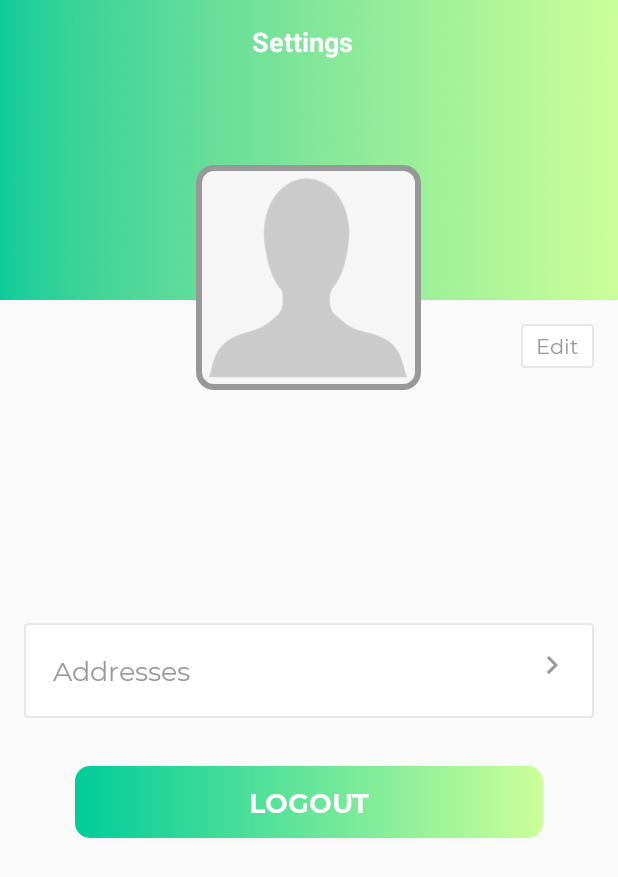
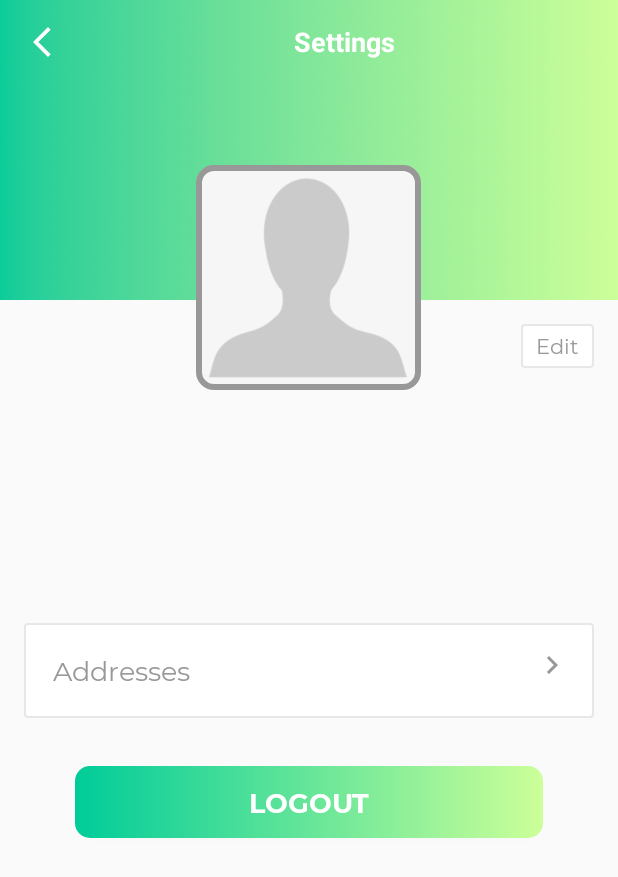
Before and after one commit to ArshiaSali/OfferMaze, an Android app: the SettingsActivity screen opened directly, with no data from a screen before it, on a phone screen of 412 x 824 dp. Shown: the top 877 px of the screen. Run offline under Robolectric (Android 15) with nearby library versions, the phone set to English and light mode, and no system bars; our stand-ins replace Firebase (no records; nobody signed in at launch, a user with empty details on screens opened directly); 7 statements that could not run were skipped.

Commit message:
Settings Screen data population from database

```diff
--- a/app/src/main/java/sjsu/cmpe277arshia/offermaze/database/FireStoreClass.kt
+++ b/app/src/main/java/sjsu/cmpe277arshia/offermaze/database/FireStoreClass.kt
@@ -12,11 +12,8 @@ import com.google.firebase.firestore.SetOptions
 import com.google.firebase.storage.FirebaseStorage
 import com.google.firebase.storage.StorageReference
 import sjsu.cmpe277arshia.offermaze.models.Product
-import sjsu.cmpe277arshia.offermaze.ui.activities.LoginActivity
-import sjsu.cmpe277arshia.offermaze.ui.activities.RegisterActivity
-import sjsu.cmpe277arshia.offermaze.ui.activities.UserProfileActivity
 import sjsu.cmpe277arshia.offermaze.models.User
-import sjsu.cmpe277arshia.offermaze.ui.activities.AddProductActivity
+import sjsu.cmpe277arshia.offermaze.ui.activities.*
 import sjsu.cmpe277arshia.offermaze.ui.fragments.DashboardFragment
 import sjsu.cmpe277arshia.offermaze.ui.fragments.ProductsFragment
 import sjsu.cmpe277arshia.offermaze.utils.Constants
@@ -83,6 +80,9 @@ class FireStoreClass {
                 when (activity) {
                     is LoginActivity -> {
                         activity.userLoggedInSuccess(user)
+                    }
+                    is SettingsActivity -> {
+                        activity.userDetailsSuccess(user)
                     }
                 }
             }
--- a/app/src/main/java/sjsu/cmpe277arshia/offermaze/ui/activities/SettingsActivity.kt
+++ b/app/src/main/java/sjsu/cmpe277arshia/offermaze/ui/activities/SettingsActivity.kt
@@ -2,11 +2,49 @@ package sjsu.cmpe277arshia.offermaze.ui.activities
 
 import androidx.appcompat.app.AppCompatActivity
 import android.os.Bundle
+import kotlinx.android.synthetic.main.activity_settings.*
 import sjsu.cmpe277arshia.offermaze.R
+import sjsu.cmpe277arshia.offermaze.database.FireStoreClass
+import sjsu.cmpe277arshia.offermaze.models.User
+import sjsu.cmpe277arshia.offermaze.utils.GlideLoader
 
-class SettingsActivity : AppCompatActivity() {
+class SettingsActivity : BaseActivity() {
     override fun onCreate(savedInstanceState: Bundle?) {
         super.onCreate(savedInstanceState)
         setContentView(R.layout.activity_settings)
+        setupActionBar()
+    }
+
+    private fun setupActionBar() {
+
+        setSupportActionBar(toolbar_settings_activity)
+
+        val actionBar = supportActionBar
+        if (actionBar != null) {
+            actionBar.setDisplayHomeAsUpEnabled(true)
+            actionBar.setHomeAsUpIndicator(R.drawable.ic_vector_back_button)
+        }
+
+        toolbar_settings_activity.setNavigationOnClickListener { onBackPressed() }
+    }
+
+    private fun getUserDetails() {
+        FireStoreClass().getUserDetails(this)
+    }
+
+    fun userDetailsSuccess(user: User) {
+
+        // Load the image using the Glide Loader class.
+        GlideLoader(this@SettingsActivity).loadUserPicture(user.image, iv_user_photo)
+
+        tv_name.text = "${user.firstName} ${user.lastName}"
+        tv_gender.text = user.gender
+        tv_email.text = user.email
+        tv_mobile_number.text = "${user.mobile}"
+    }
+
+    override fun onResume() {
+        super.onResume()
+        getUserDetails()
     }
 }
--- /dev/null
+++ b/app/src/main/res/drawable/ic_vector_back_button.xml
@@ -0,0 +1,5 @@
+<vector android:height="24dp" android:tint="#FFFFFF"
+    android:viewportHeight="24" android:viewportWidth="24"
+    android:width="24dp" xmlns:android="http://schemas.android.com/apk/res/android">
+    <path android:fillColor="@android:color/white" android:pathData="M17.77,3.77l-1.77,-1.77l-10,10l10,10l1.77,-1.77l-8.23,-8.23z"/>
+</vector>
```
